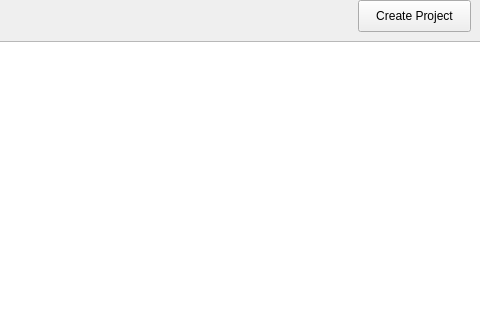
karthikdivakaran/reli_engine, file gui/project/projects.ui: the form before one commit; both pictures show x 322 to 802 and y 0 to 320 of the 802 by 600 pixel window.
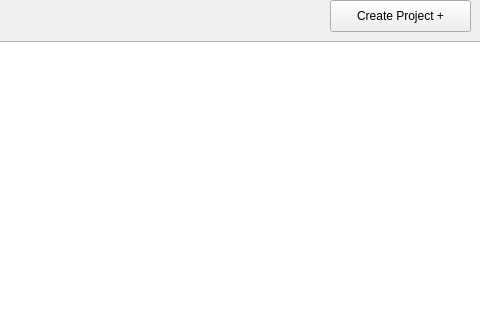
The form after the commit.

The edit to the form file:
```diff
--- a/gui/project/projects.ui
+++ b/gui/project/projects.ui
@@ -32,14 +32,14 @@
   <widget class="QPushButton" name="createProject">
    <property name="geometry">
     <rect>
-     <x>680</x>
+     <x>652</x>
      <y>0</y>
-     <width>113</width>
+     <width>141</width>
      <height>32</height>
     </rect>
    </property>
    <property name="text">
-    <string>Create Project</string>
+    <string>Create Project +</string>
    </property>
   </widget>
   <widget class="QTableWidget" name="tableView">
```
